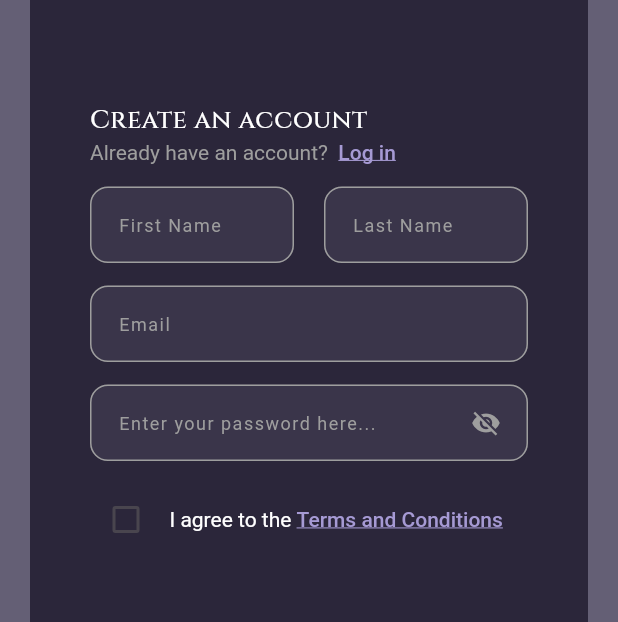
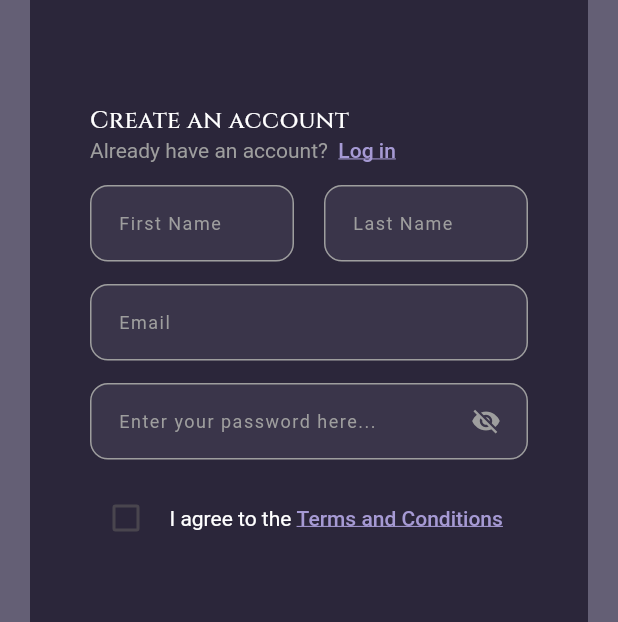
Before and after one commit to HydronSid/Responsive-Application, a Flutter app: the screen it shows after launch, on a phone screen of 412 x 824 dp. Shown: the part 289-911 px from the top of the screen. Run offline on Flutter 3.47's test engine with Material 3 defaults, Android fonts, the light colour scheme and no system bars; our stand-ins replace carousel_slider, dots_indicator, get, google_fonts; Roboto replaces fonts that are missing (Mukta).

Commit message:
home commit

```diff
--- a/lib/Screens/Auth/Login/register_screen.dart
+++ b/lib/Screens/Auth/Login/register_screen.dart
@@ -2,11 +2,11 @@ import 'package:carousel_slider/carousel_slider.dart';
 import 'package:dots_indicator/dots_indicator.dart';
 import 'package:flutter/gestures.dart';
 import 'package:flutter/material.dart';
-import 'package:flutter_screenutil/flutter_screenutil.dart';
 import 'package:get/get.dart';
 import 'package:google_fonts/google_fonts.dart';
 import 'package:responsive_project/Screens/Auth/Login/register_controller.dart';
 import 'package:responsive_project/Utils/app_colors.dart';
+import 'package:responsive_project/Utils/app_constants.dart';
 import 'package:responsive_project/Widgets/input_fields.dart';
 import 'package:responsive_project/Widgets/responsive_widget.dart';
 
@@ -83,7 +83,7 @@ class _RegistrationScreenState extends State<RegistrationScreen> {
                             style: GoogleFonts.cinzel(
                                 letterSpacing: 4,
                                 color: whiteColor,
-                                fontSize: 25),
+                                fontSize: getResponsiveTextSize(context, 20)),
                           ),
                         ),
                         Positioned(
@@ -167,7 +167,7 @@ class _RegistrationScreenState extends State<RegistrationScreen> {
                           textAlign: TextAlign.center,
                           style: GoogleFonts.cinzel(
                               color: whiteColor,
-                              fontSize: 15.sp,
+                              fontSize: getResponsiveTextSize(context, 16),
                               fontWeight: FontWeight.w500),
                         ),
                         RichText(
--- /dev/null
+++ b/lib/Utils/app_constants.dart
@@ -0,0 +1,16 @@
+import 'package:flutter/material.dart';
+
+double getResponsiveTextSize(BuildContext context, double baseSize) {
+  double screenWidth = MediaQuery.of(context).size.width;
+
+  if (screenWidth > 1200) {
+    // For large screens like web
+    return baseSize * 1.5;
+  } else if (screenWidth > 600) {
+    // For medium screens like tablets
+    return baseSize * 1.2;
+  } else {
+    // For small screens like phones
+    return baseSize;
+  }
+}
--- a/lib/main.dart
+++ b/lib/main.dart
@@ -1,6 +1,5 @@
 import 'package:flutter/material.dart';
 import 'package:get/get.dart';
-import 'package:flutter_screenutil/flutter_screenutil.dart';
 import 'Screens/Auth/Login/register_screen.dart';
 
 void main() {
@@ -12,7 +11,6 @@ class MyApp extends StatelessWidget {
 
   @override
   Widget build(BuildContext context) {
-    return ScreenUtilInit(builder: (_, child) {
     return GetMaterialApp(
       title: 'Flutter Demo',
       theme: ThemeData(
@@ -21,6 +19,5 @@ class MyApp extends StatelessWidget {
       ),
       home: const RegistrationScreen(),
     );
-    });
   }
 }
--- a/pubspec.yaml
+++ b/pubspec.yaml
@@ -38,7 +38,6 @@ dependencies:
   carousel_slider: ^5.0.0
   dots_indicator: ^3.0.0
   google_fonts: ^6.2.1
-  flutter_screenutil: ^5.9.3
   get: ^4.6.6
 
 dev_dependencies:
```
Also changed, not shown: pubspec.lock. Lines whose indentation alone changed are shown as unchanged.
